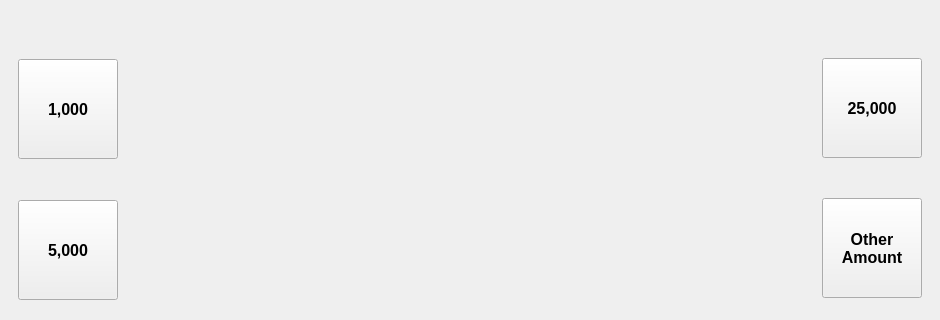
Above: mainwindow.ui from ItsAhadun/ATM before the change; both pictures show x 0 to 940 and y 0 to 320 of the 940 by 700 pixel window. Below: the same form after it.
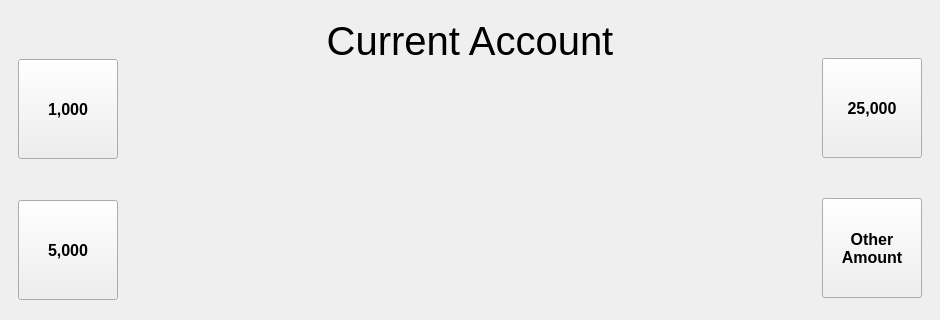
That is the form after the change. The open tabs and pages were chosen to show the change.

Patch:
```diff
--- a/mainwindow.ui
+++ b/mainwindow.ui
@@ -30,7 +30,7 @@
     <item>
      <widget class="QStackedWidget" name="stackedWidget">
       <property name="currentIndex">
-       <number>0</number>
+       <number>3</number>
       </property>
       <widget class="QWidget" name="login_Page">
        <layout class="QHBoxLayout" name="horizontalLayout_3">
@@ -314,7 +314,6 @@
         </item>
        </layout>
       </widget>
-      <widget class="QWidget" name="receipt_Page"/>
       <widget class="QWidget" name="deleteAccount_Page">
        <widget class="QWidget" name="horizontalLayoutWidget">
         <property name="geometry">
@@ -683,17 +682,49 @@
          </layout>
         </item>
         <item>
+         <layout class="QVBoxLayout" name="verticalLayout_4">
+          <item>
+           <widget class="QLabel" name="account_Label">
+            <property name="font">
+             <font>
+              <pointsize>30</pointsize>
+             </font>
+            </property>
+            <property name="text">
+             <string>Current Account</string>
+            </property>
+            <property name="alignment">
+             <set>Qt::AlignmentFlag::AlignCenter</set>
+            </property>
+           </widget>
+          </item>
+          <item>
+           <spacer name="verticalSpacer_9">
+            <property name="orientation">
+             <enum>Qt::Orientation::Vertical</enum>
+            </property>
+            <property name="sizeHint" stdset="0">
+             <size>
+              <width>20</width>
+              <height>40</height>
+             </size>
+            </property>
+           </spacer>
+          </item>
+          <item>
          <spacer name="horizontalSpacer_3">
           <property name="orientation">
            <enum>Qt::Orientation::Horizontal</enum>
           </property>
           <property name="sizeHint" stdset="0">
            <size>
-            <width>695</width>
+              <width>40</width>
             <height>20</height>
            </size>
           </property>
          </spacer>
+          </item>
+         </layout>
         </item>
         <item>
          <layout class="QVBoxLayout" name="verticalLayout_7">
```
Lines whose indentation alone changed are shown as unchanged.
